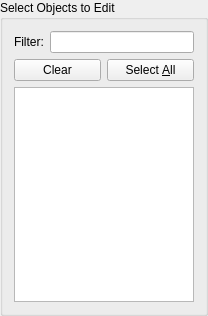
Before: the Qt Designer form src/libkstapp/editmultiplewidget.ui in Kst-plot/kst, drawn with Qt 5.
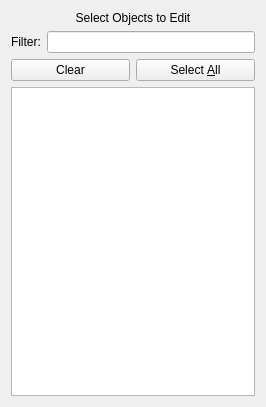
After: the same form once the commit is applied.

Commit message: Improve vector view dialog by using a list of vectors. Works well, but I haven't been able to reduce the horizontal size of the list. Fortunately, it is possible to hide it by moving the splitter to the left.

Diff of the .ui file:
```diff
--- a/src/libkstapp/editmultiplewidget.ui
+++ b/src/libkstapp/editmultiplewidget.ui
@@ -6,12 +6,12 @@
    <rect>
     <x>0</x>
     <y>0</y>
-    <width>208</width>
-    <height>316</height>
+    <width>266</width>
+    <height>407</height>
    </rect>
   </property>
   <property name="sizePolicy">
-   <sizepolicy hsizetype="Expanding" vsizetype="Expanding">
+   <sizepolicy hsizetype="Minimum" vsizetype="Minimum">
     <horstretch>0</horstretch>
     <verstretch>0</verstretch>
    </sizepolicy>
@@ -19,20 +19,31 @@
   <property name="windowTitle">
    <string>EditMultipleWidget</string>
   </property>
-  <layout class="QGridLayout" name="gridLayout_2">
-   <property name="margin">
-    <number>0</number>
-   </property>
-   <item row="0" column="0">
-    <widget class="QGroupBox" name="groupBox6">
-     <property name="title">
+  <layout class="QVBoxLayout" name="verticalLayout_2">
+   <item>
+    <layout class="QVBoxLayout" name="_layout">
+     <item>
+      <widget class="QLabel" name="_header">
+       <property name="sizePolicy">
+        <sizepolicy hsizetype="Minimum" vsizetype="Preferred">
+         <horstretch>0</horstretch>
+         <verstretch>0</verstretch>
+        </sizepolicy>
+       </property>
+       <property name="text">
       <string>Select Objects to Edit</string>
      </property>
-     <layout class="QGridLayout" name="gridLayout">
-      <item row="0" column="0">
+       <property name="alignment">
+        <set>Qt::AlignCenter</set>
+       </property>
+      </widget>
+     </item>
+     <item>
+      <layout class="QHBoxLayout" name="horizontalLayout_2">
+       <item>
        <widget class="QLabel" name="textLabel1">
         <property name="sizePolicy">
-         <sizepolicy hsizetype="Fixed" vsizetype="Preferred">
+          <sizepolicy hsizetype="Minimum" vsizetype="Preferred">
           <horstretch>0</horstretch>
           <verstretch>0</verstretch>
          </sizepolicy>
@@ -43,22 +54,21 @@
         <property name="wordWrap">
          <bool>false</bool>
         </property>
-        <property name="buddy">
-         <cstring>_filterEdit</cstring>
-        </property>
-       </widget>
-      </item>
-      <item row="0" column="1" colspan="2">
-       <widget class="QLineEdit" name="_filterEdit"/>
-      </item>
-      <item row="3" column="0" colspan="3">
-       <widget class="QListWidget" name="_objectList">
-        <property name="selectionMode">
-         <enum>QAbstractItemView::ExtendedSelection</enum>
+        </widget>
+       </item>
+       <item>
+        <widget class="QLineEdit" name="_filterEdit">
+         <property name="sizePolicy">
+          <sizepolicy hsizetype="Minimum" vsizetype="Fixed">
+           <horstretch>1</horstretch>
+           <verstretch>0</verstretch>
+          </sizepolicy>
         </property>
        </widget>
       </item>
-      <item row="1" column="0" colspan="3">
+      </layout>
+     </item>
+     <item>
        <layout class="QHBoxLayout" name="horizontalLayout">
         <item>
          <widget class="QPushButton" name="_selectNoneBut">
@@ -76,8 +86,26 @@
         </item>
        </layout>
       </item>
-     </layout>
-    </widget>
+     <item>
+      <widget class="QListWidget" name="_objectList">
+       <property name="sizePolicy">
+        <sizepolicy hsizetype="Minimum" vsizetype="MinimumExpanding">
+         <horstretch>0</horstretch>
+         <verstretch>0</verstretch>
+        </sizepolicy>
+       </property>
+       <property name="minimumSize">
+        <size>
+         <width>150</width>
+         <height>0</height>
+        </size>
+       </property>
+       <property name="selectionMode">
+        <enum>QAbstractItemView::ExtendedSelection</enum>
+       </property>
+      </widget>
+     </item>
+    </layout>
    </item>
   </layout>
  </widget>
```
Left out of the diff: 57 changed lines with no effect on the pictures. Lines whose indentation alone changed are shown as unchanged. The commit also changes 7 other files.
